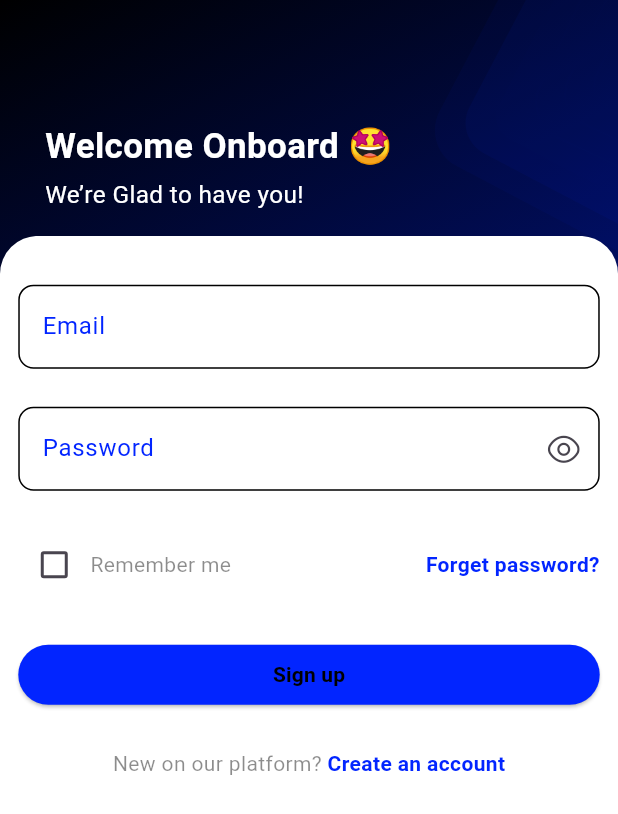
After one commit to moha-b/LMS, a Flutter app: the LoginView screen opened by its route, on a phone screen of 412 x 824 dp. The commit adds this screen. Shown: the top 814 px of the screen. Run offline on Flutter 3.47's test engine with Material 3 defaults, Android fonts, the phone set to English and light mode, and no system bars; our stand-ins replace cached_network_image, dio, equatable, flutter_bloc, flutter_screenutil, flutter_svg and 4 more; accounts and stored records are empty; network calls fail.

Commit message:
Login Screen

```diff
--- a/lib/core/helpers/navigation_helper.dart
+++ b/lib/core/helpers/navigation_helper.dart
@@ -1,5 +1,6 @@
 import 'package:flutter/material.dart';
 import 'package:lms/core/common/course_view/view/course_view.dart';
+import 'package:lms/features/Login/view/login-screen.dart';
 import 'package:lms/features/Splash/splash-screen.dart';
 import 'package:lms/features/courses/view/coursesView.dart';
 import 'package:lms/features/courses/view/view_all_courses.dart';
@@ -32,7 +33,6 @@ class NavigationHelper {
       case AppRoute.HOME:
         return MaterialPageRoute(builder: (_) => const HomeView());
       case AppRoute.COURSES:
-        //final args = settings.arguments;
         return MaterialPageRoute(builder: (_) => const CoursesView());
       case AppRoute.COURSE_DETAILS:
         return MaterialPageRoute(builder: (_) => const CourseDetailsView());
@@ -40,6 +40,8 @@ class NavigationHelper {
         return MaterialPageRoute(builder: (_) => const ViewAllCoursesView());
       case AppRoute.SPLASH:
         return MaterialPageRoute(builder: (_) => const SplashView());
+      case AppRoute.LOGIN:
+        return MaterialPageRoute(builder: (_) => const LoginView());
       default:
         return MaterialPageRoute(builder: (_) => const MyApp());
     }
--- /dev/null
+++ b/lib/features/Login/cubit/login_cubit.dart
@@ -0,0 +1,46 @@
+
+
+
+import 'dart:async';
+import 'package:flutter_bloc/flutter_bloc.dart';
+import 'package:lms/core/base/validator.dart';
+import 'login_state.dart';
+
+class LoginCubit extends Cubit<LoginStates> {
+  late StreamController<String> emailController;
+  late Stream<String> validatedEmailStream;
+
+  LoginCubit() : super(InitialLoginState()) {
+    // Initialize the email controller
+    emailController = StreamController<String>();
+
+    // Connect the emailValidator to your email stream
+    validatedEmailStream = emailController.stream.transform(Validator().emailValidator);
+  }
+  bool visibility=true;
+
+  void changePasswordVisibility() {
+    visibility = !visibility;
+    emit(ChangeVisibilityState());
+  }
+
+
+
+  // Method to check if an email is valid
+  Future<bool> isValidEmail(String email) async {
+    // Add the email to the stream
+    emailController.add(email);
+
+    // Listen for validation result
+    bool isValid = false;
+    await validatedEmailStream.firstWhere((result) {
+      // Handle the result
+      isValid = true; // or false based on validation
+      return true; // Stop listening after the first result
+    }).catchError((error) {
+      // Handle errors if any
+      isValid = false;
+    });
+    return isValid;
+  }
+}
--- /dev/null
+++ b/lib/features/Login/cubit/login_state.dart
@@ -0,0 +1,11 @@
+abstract class LoginStates {}
+
+class InitialLoginState extends LoginStates {}
+
+class ChangeVisibilityState extends LoginStates {}
+
+class LoginLoadingState extends LoginStates {}
+
+class LoginSuccessState extends LoginStates {}
+
+class LoginErrorState extends LoginStates {}
--- /dev/null
+++ b/lib/features/Login/view/login-screen.dart
@@ -0,0 +1,15 @@
+import 'package:flutter/material.dart';
+import 'package:lms/features/Login/view/widgets/form_view.dart';
+import 'package:lms/features/Login/view/widgets/welcome_view.dart';
+
+class LoginView extends StatelessWidget {
+  const LoginView({super.key});
+
+  @override
+  Widget build(BuildContext context) {
+    return const Scaffold(
+        body: Stack(
+        children: [WelcomeView(), FormView()],
+    ));
+  }
+}
--- /dev/null
+++ b/lib/features/Login/view/widgets/CustomTextFormField.dart
@@ -0,0 +1,67 @@
+import 'package:flutter/material.dart';
+import 'package:flutter_screenutil/flutter_screenutil.dart';
+import '../../../../core/utils/app_colors.dart';
+
+class CustomTextForm extends StatelessWidget {
+  CustomTextForm(
+      {super.key,
+      required this.label,
+      required this.hint,
+      required this.obscure,
+      required this.validatorText,
+      required this.controller,
+      this.icon=null,
+        this.OnPressed
+      });
+
+  final String label, hint, validatorText;
+  final bool obscure;
+  final TextEditingController controller;
+  final IconData? icon;
+  final  VoidCallback? OnPressed;
+
+  @override
+  Widget build(BuildContext context) {
+    return TextFormField(
+
+      controller: controller,
+      obscureText: obscure,
+      obscuringCharacter: '*',
+      validator: (value) {
+        if (value == null || value.isEmpty) {
+          return validatorText;
+        }
+        return null;
+      },
+      decoration: InputDecoration(
+        label: Text(
+          label,
+          style: TextStyle(color: AppColors.primary),
+
+        ),
+        suffixIcon:IconButton(icon:Icon(icon),onPressed: OnPressed),
+        hintText: hint,
+        hintStyle: const TextStyle(
+          color: AppColors.gray300,
+        ),
+        border: OutlineInputBorder(
+          borderSide: const BorderSide(
+            color: AppColors.black, // Default border color
+          ),
+          borderRadius: BorderRadius.circular(10.h),
+        ),
+        focusedBorder: OutlineInputBorder(
+          borderSide: const BorderSide(
+            color: AppColors.primary, // Default border color
+          ),
+        ),
+        enabledBorder: OutlineInputBorder(
+          borderSide: const BorderSide(
+            color: AppColors.black, // Default border color
+          ),
+          borderRadius: BorderRadius.circular(10.h),
+        ),
+      ),
+    );
+  }
+}
--- /dev/null
+++ b/lib/features/Login/view/widgets/form_view.dart
@@ -0,0 +1,165 @@
+import 'package:flutter/material.dart';
+import 'package:flutter_bloc/flutter_bloc.dart';
+import 'package:flutter_screenutil/flutter_screenutil.dart';
+import 'package:lms/core/utils/app_icons.dart';
+import 'package:lms/features/Login/cubit/login_state.dart';
+import '../../../../core/utils/app_colors.dart';
+import '../../cubit/login_cubit.dart';
+import 'CustomTextFormField.dart';
+
+class FormView extends StatelessWidget {
+  const FormView({super.key});
+
+  @override
+  Widget build(BuildContext context) {
+    final _formSignInKey = GlobalKey<FormState>();
+    final bool rememberPassword = false;
+    final TextEditingController email = TextEditingController(),
+        password = TextEditingController();
+
+    return BlocProvider(
+      create: (context) => LoginCubit(),
+      child: BlocBuilder<LoginCubit, LoginStates>(builder: (context, state) {
+        return Padding(
+          padding: EdgeInsets.only(top: 155.h),
+          child: SingleChildScrollView(
+            child: Container(
+              height: 700.h,
+              decoration: BoxDecoration(
+                borderRadius: BorderRadius.only(
+                    topLeft: Radius.circular(25.h),
+                    topRight: Radius.circular(25.h)),
+                color: AppColors.white,
+              ),
+              child: Padding(
+                padding: EdgeInsets.all(12.h),
+                child: Form(
+                  key: _formSignInKey,
+                  child: Column(
+                    children: [
+                      SizedBox(
+                        height: 20.h,
+                      ),
+
+                      CustomTextForm(
+                          controller: email,
+                          label: 'Email',
+                          hint: 'Enter Email',
+                          obscure: false,
+                          validatorText: 'Please Enter Email'),
+                      SizedBox(
+                        height: 25.h,
+                      ),
+
+                      CustomTextForm(
+                        controller: password,
+                        label: 'Password',
+                        hint: 'Enter Password',
+                        obscure: context.read<LoginCubit>().visibility,
+                        validatorText: 'Please enter Password',
+                        icon: context.read<LoginCubit>().visibility
+                            ? AppIcons.eye
+                            : AppIcons.eye_slash,
+                        OnPressed: () => {
+                          context.read<LoginCubit>().changePasswordVisibility()
+                        },
+                      ),
+
+                      SizedBox(
+                        height: 25.h,
+                      ),
+                      Row(
+                        mainAxisAlignment: MainAxisAlignment.spaceBetween,
+                        children: [
+                          Row(
+                            children: [
+                              Checkbox(
+                                value: rememberPassword,
+                                onChanged: (bool? value) {},
+                                activeColor: AppColors.primary,
+                              ),
+                              const Text(
+                                'Remember me',
+                                style: TextStyle(
+                                  color: Colors.black45,
+                                ),
+                              ),
+                            ],
+                          ),
+                          GestureDetector(
+                            child: Text(
+                              'Forget password?',
+                              style: TextStyle(
+                                fontWeight: FontWeight.bold,
+                                color: AppColors.primary,
+                              ),
+                            ),
+                          ),
+                        ],
+                      ),
+                      SizedBox(
+                        height: 25.h,
+                      ),
+                      SizedBox(
+                        width: double.infinity,
+                        child: ElevatedButton(
+                          onPressed: () {
+                            if (_formSignInKey.currentState!.validate()) {
+                              ScaffoldMessenger.of(context).showSnackBar(
+                                const SnackBar(
+                                  content: Text('Processing Data'),
+                                ),
+                              );
+                            }
+                          },
+                          style: ElevatedButton.styleFrom(
+                              backgroundColor: AppColors.primary),
+                          child: const Text(
+                            'Sign up',
+                            style: TextStyle(
+                                color: AppColors.black,
+                                fontWeight: FontWeight.bold),
+                          ),
+                        ),
+                      ),
+
+                      SizedBox(
+                        height: 25.h,
+                      ),
+
+                      // don't have an account
+                      Row(
+                        mainAxisAlignment: MainAxisAlignment.center,
+                        children: [
+                          const Text(
+                            'New on our platform? ',
+                            style: TextStyle(
+                              color: Colors.black45,
+                            ),
+                          ),
+                          GestureDetector(
+                            onTap: () {},
+                            child: Text(
+                              'Create an account',
+                              style: TextStyle(
+                                fontWeight: FontWeight.bold,
+                                color: AppColors.primary,
+                              ),
+                            ),
+                          ),
+                        ],
+                      ),
+                      SizedBox(
+                        height: 20.h,
+                      ),
+                    ],
+                  ),
+                ),
+              ),
+            ),
+          ),
+        );
+      }),
+    );
+  }
+}
--- /dev/null
+++ b/lib/features/Login/view/widgets/welcome_view.dart
@@ -0,0 +1,58 @@
+import 'package:flutter/material.dart';
+import 'package:flutter_screenutil/flutter_screenutil.dart';
+import 'package:flutter_svg/svg.dart';
+import '../../../../core/utils/app_colors.dart';
+import '../../../../core/utils/app_images.dart';
+
+class WelcomeView extends StatelessWidget {
+  const WelcomeView({super.key});
+
+  @override
+  Widget build(BuildContext context) {
+    return Container(
+      height: double.infinity,
+      width: double.infinity,
+      decoration: const BoxDecoration(
+        gradient: LinearGradient(
+          colors: [
+            Color(0xFF000000),
+            Color(0xFF0225FF),
+          ],
+          begin: Alignment.topLeft,
+          end: Alignment.bottomRight,
+        ),
+      ),
+      child: Stack(
+        children: [
+          Positioned(
+              right: 0,
+              child: SvgPicture.asset(
+                AppImages.loginShape,
+                colorFilter: ColorFilter.mode(
+                    AppColors.primary.withOpacity(0.1), BlendMode.srcIn),
+              )),
+          Padding(
+            padding: const EdgeInsets.only(top: 80.0, left: 30.0),
+            child: Column(
+              crossAxisAlignment: CrossAxisAlignment.start,
+              children: [
+                Text(
+                  'Welcome Onboard 🤩',
+                  style: TextStyle(
+                      fontSize: 23.h,
+                      fontWeight: FontWeight.bold,
+                      color: AppColors.white),
+                ),
+                SizedBox(height: 5.h),
+                Text(
+                  'We’re Glad to have you!',
+                  style: TextStyle(fontSize: 16.h, color: AppColors.white),
+                ),
+              ],
+            ),
+          ),
+        ],
+      ),
+    );
+  }
+}
--- /dev/null
+++ b/lib/utils/app_colors.dart
@@ -0,0 +1,56 @@
+import 'dart:ui';
+
+class AppColors {
+  static const black = Color(0xff000000);
+  static const white = Color(0xffffffff);
+  static const gray = Color(0xFFDDDDDD);
+
+  // Warning
+  static const warning900 = Color(0xffF1B151);
+  static const warning50 = Color(0xffFEF7EE);
+
+  // Success
+  static const success900 = Color(0xff59B764);
+  static const success50 = Color(0xffEEF8EF);
+
+  // Error
+  static const error900 = Color(0xffE64646);
+  static const error50 = Color(0xffFCECEC);
+
+  // Blue
+  static const violet50 = Color(0xffF3F4FF);
+  static const blue100 = Color(0xffB1BBFF);
+  static const blue200 = Color(0xff8B9BFF);
+  static const blue300 = Color(0xff556DFF);
+  static const blue400 = Color(0xff3551FF);
+  static const primary = Color(0xff0225FF);
+
+  static const blue600 = Color(0xff0222E8);
+  static const blue700 = Color(0xff011AB5);
+  static const blue800 = Color(0xff01148C);
+  static const blue900 = Color(0xff01106B);
+
+  // Orange
+  static const orange50 = Color(0xffFFF5E6);
+  static const orange100 = Color(0xffFDDFB2);
+  static const orange200 = Color(0xffFDD08C);
+  static const orange300 = Color(0xffFCBB58);
+  static const orange400 = Color(0xffFBAD37);
+  static const orange500 = Color(0xffFA9905);
+  static const orange600 = Color(0xffE48B05);
+  static const orange700 = Color(0xffB26D04);
+  static const orange800 = Color(0xff8A5403);
+  static const orange900 = Color(0xff694002);
+
+  // Red
+  static const red50 = Color(0xffFCE6E6);
+  static const red100 = Color(0xffF7B2B2);
+  static const red200 = Color(0xffF38C8C);
+  static const red300 = Color(0xffED5858);
+  static const red400 = Color(0xffE93737);
+  static const secondary = Color(0xffE40505);
+  static const red600 = Color(0xffCF0505);
+  static const red700 = Color(0xffA20404);
+  static const red800 = Color(0xff7D0303);
+  static const red900 = Color(0xff600202);
+}
```
